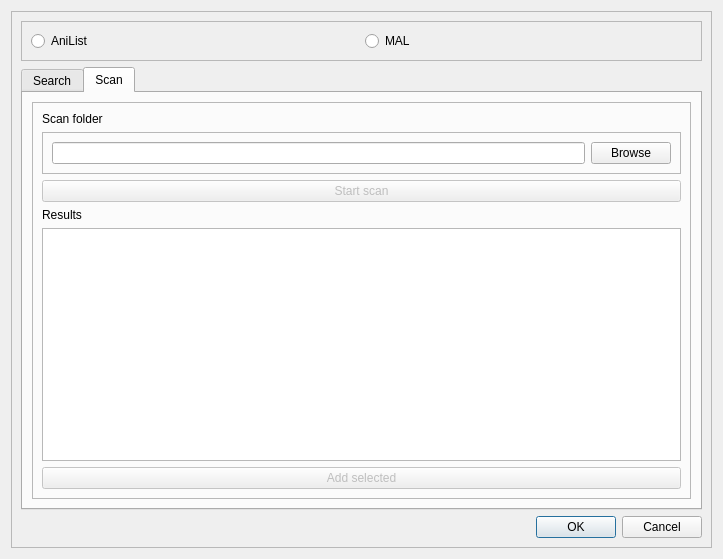
The window that ui/add_series.ui (RealMihp/nekodesk) describes before a commit, drawn with Qt 5.
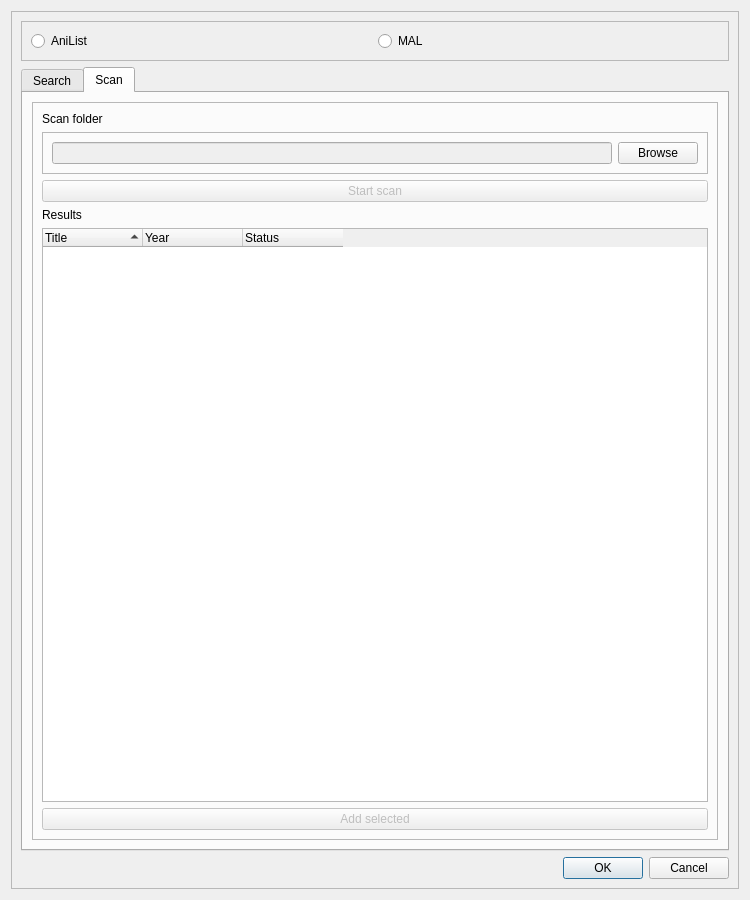
The same window after the commit. The open tabs and pages were chosen to show the change.

Commit message: feat: scan folder & multiple selection in add_series window + results sorting + folder scan feature + multiple result selection

What changed in the file:
```diff
--- a/ui/add_series.ui
+++ b/ui/add_series.ui
@@ -6,8 +6,8 @@
    <rect>
     <x>0</x>
     <y>0</y>
-    <width>723</width>
-    <height>559</height>
+    <width>750</width>
+    <height>900</height>
    </rect>
   </property>
   <property name="windowTitle">
@@ -161,7 +161,11 @@
                </property>
                <layout class="QHBoxLayout" name="horizontalLayout_3">
                 <item>
-                 <widget class="QLineEdit" name="scan_folder_lineEdit"/>
+                 <widget class="QLineEdit" name="scan_folder_lineEdit">
+                  <property name="enabled">
+                   <bool>false</bool>
+                  </property>
+                 </widget>
                 </item>
                 <item>
                  <widget class="QPushButton" name="scan_folder_browse_pushButton">
@@ -194,10 +198,37 @@
               </widget>
              </item>
              <item>
-              <widget class="QListWidget" name="scan_results_listWidget">
+              <widget class="QTreeWidget" name="scan_results_treeWidget">
+               <property name="defaultDropAction">
+                <enum>Qt::DropAction::IgnoreAction</enum>
+               </property>
                <property name="selectionMode">
                 <enum>QAbstractItemView::SelectionMode::MultiSelection</enum>
                </property>
+               <property name="sortingEnabled">
+                <bool>true</bool>
+               </property>
+               <property name="supportedDragActions">
+                <set>Qt::DropAction::IgnoreAction</set>
+               </property>
+               <attribute name="headerStretchLastSection">
+                <bool>false</bool>
+               </attribute>
+               <column>
+                <property name="text">
+                 <string>Title</string>
+                </property>
+               </column>
+               <column>
+                <property name="text">
+                 <string>Year</string>
+                </property>
+               </column>
+               <column>
+                <property name="text">
+                 <string>Status</string>
+                </property>
+               </column>
               </widget>
              </item>
              <item>
@@ -218,11 +249,22 @@
        </widget>
       </item>
       <item>
-       <widget class="QDialogButtonBox" name="buttonBox">
-        <property name="standardButtons">
-         <set>QDialogButtonBox::StandardButton::Cancel|QDialogButtonBox::StandardButton::Ok</set>
-        </property>
-       </widget>
+       <layout class="QHBoxLayout" name="horizontalLayout_6">
+        <item>
+         <widget class="QLabel" name="statusbar_label">
+          <property name="text">
+           <string/>
+          </property>
+         </widget>
+        </item>
+        <item>
+         <widget class="QDialogButtonBox" name="buttonBox">
+          <property name="standardButtons">
+           <set>QDialogButtonBox::StandardButton::Cancel|QDialogButtonBox::StandardButton::Ok</set>
+          </property>
+         </widget>
+        </item>
+       </layout>
       </item>
      </layout>
     </widget>
```
Left out of the diff: 26 changed lines with no effect on the pictures. The commit also changes 5 other files.
